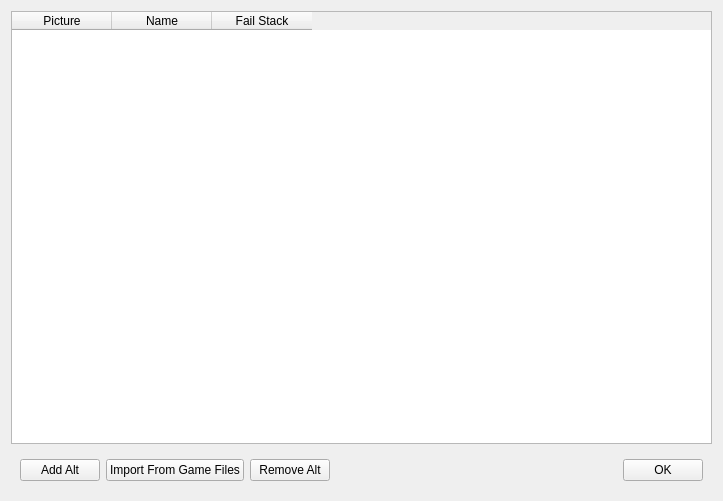
This is Forms/dlg_Manage_Alts.ui in Graveflo/BDO_Enhancement_Tool as Qt 5 draws it before an edit. The edited form follows.
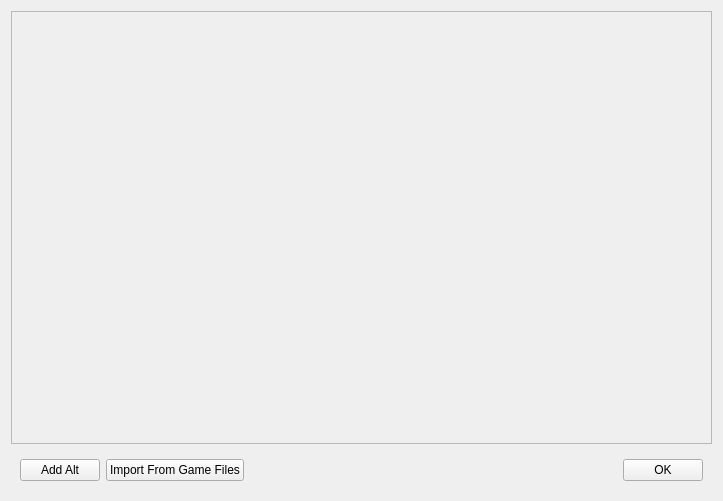
This is the edited form.

Commit message: Bug in advice of valks. Changed the alts window.

What changed in the file:
```diff
--- a/Forms/dlg_Manage_Alts.ui
+++ b/Forms/dlg_Manage_Alts.ui
@@ -15,35 +15,37 @@
   </property>
   <layout class="QVBoxLayout" name="verticalLayout">
    <item>
-    <widget class="QTableWidget" name="tableWidget">
-     <property name="editTriggers">
-      <set>QAbstractItemView::AnyKeyPressed|QAbstractItemView::DoubleClicked|QAbstractItemView::EditKeyPressed</set>
+    <widget class="QScrollArea" name="scrollArea">
+     <property name="verticalScrollBarPolicy">
+      <enum>Qt::ScrollBarAlwaysOff</enum>
      </property>
-     <property name="selectionBehavior">
-      <enum>QAbstractItemView::SelectRows</enum>
+     <property name="horizontalScrollBarPolicy">
+      <enum>Qt::ScrollBarAsNeeded</enum>
      </property>
-     <property name="verticalScrollMode">
-      <enum>QAbstractItemView::ScrollPerPixel</enum>
+     <property name="widgetResizable">
+      <bool>true</bool>
      </property>
-     <column>
-      <property name="text">
-       <string>Picture</string>
+     <widget class="QWidget" name="scrollAreaWidgetContents">
+      <property name="geometry">
+       <rect>
+        <x>0</x>
+        <y>0</y>
+        <width>703</width>
+        <height>434</height>
+       </rect>
       </property>
-     </column>
-     <column>
-      <property name="text">
-       <string>Name</string>
-      </property>
-     </column>
-     <column>
-      <property name="text">
-       <string>Fail Stack</string>
-      </property>
-     </column>
+      <layout class="QHBoxLayout" name="layoutAlts"/>
+     </widget>
     </widget>
    </item>
    <item>
     <widget class="QWidget" name="widget" native="true">
+     <property name="sizePolicy">
+      <sizepolicy hsizetype="Preferred" vsizetype="Maximum">
+       <horstretch>0</horstretch>
+       <verstretch>0</verstretch>
+      </sizepolicy>
+     </property>
      <layout class="QHBoxLayout" name="horizontalLayout">
       <item>
        <widget class="QPushButton" name="cmdAdd">
@@ -65,16 +67,6 @@
         </property>
        </widget>
       </item>
-      <item>
-       <widget class="QPushButton" name="cmdRemove">
-        <property name="text">
-         <string>Remove Alt</string>
-        </property>
-        <property name="autoDefault">
-         <bool>false</bool>
-        </property>
-       </widget>
-      </item>
       <item>
        <spacer name="horizontalSpacer">
         <property name="orientation">
```
The commit also changes 6 other files.
